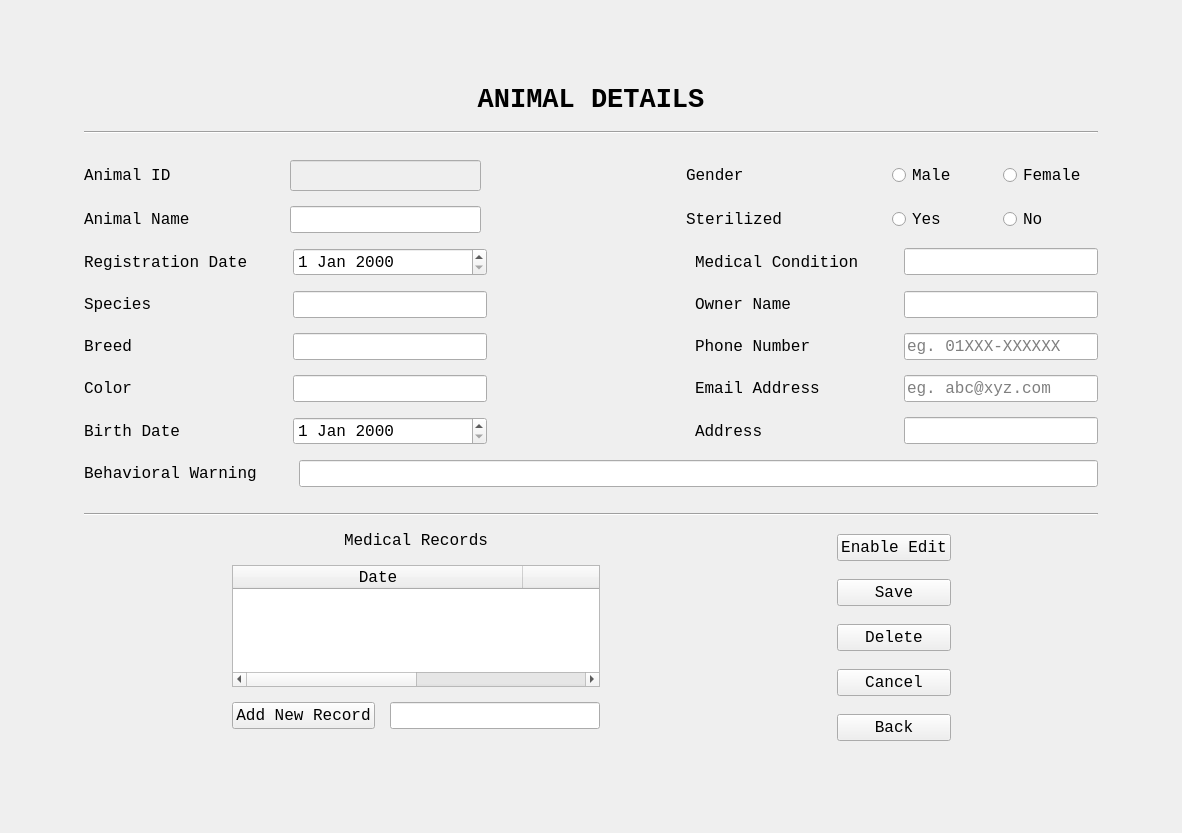
Qt form AnimalDetailsUI.ui (ASNaeem/Simple-VCMS) before a commit.
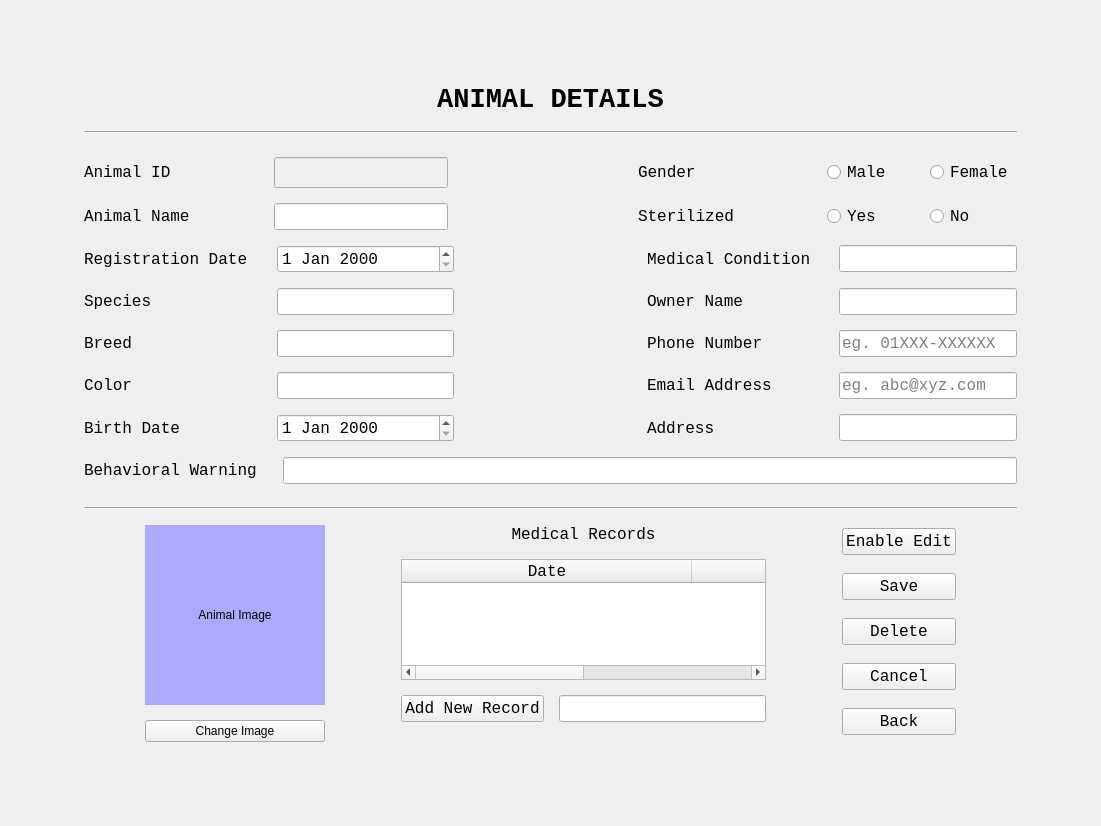
The same form after that commit.

The edit to the form file:
```diff
--- a/AnimalDetailsUI.ui
+++ b/AnimalDetailsUI.ui
@@ -6,15 +6,15 @@
    <rect>
     <x>0</x>
     <y>0</y>
-    <width>1182</width>
-    <height>833</height>
+    <width>1101</width>
+    <height>826</height>
    </rect>
   </property>
   <property name="windowTitle">
    <string>AnimalDetails</string>
   </property>
   <widget class="QWidget" name="centralwidget">
-   <layout class="QVBoxLayout" name="verticalLayout_3">
+   <layout class="QVBoxLayout" name="verticalLayout_4">
     <item>
      <layout class="QVBoxLayout" name="verticalLayout_2" stretch="5,0,2,5,5,5,5,5,5,5,5,2,0,40">
       <property name="spacing">
@@ -656,7 +656,62 @@
        </widget>
       </item>
       <item>
-       <layout class="QHBoxLayout" name="horizontalLayout_9" stretch="20,50,30,10,20">
+       <layout class="QHBoxLayout" name="horizontalLayout_9" stretch="10,0,10,60,10,10,10">
+        <item>
+         <spacer name="horizontalSpacer_5">
+          <property name="orientation">
+           <enum>Qt::Horizontal</enum>
+          </property>
+          <property name="sizeHint" stdset="0">
+           <size>
+            <width>40</width>
+            <height>20</height>
+           </size>
+          </property>
+         </spacer>
+        </item>
+        <item>
+         <layout class="QVBoxLayout" name="verticalLayout_3">
+          <item>
+           <widget class="QLabel" name="label_image_2">
+            <property name="sizePolicy">
+             <sizepolicy hsizetype="Fixed" vsizetype="Fixed">
+              <horstretch>0</horstretch>
+              <verstretch>0</verstretch>
+             </sizepolicy>
+            </property>
+            <property name="minimumSize">
+             <size>
+              <width>180</width>
+              <height>180</height>
+             </size>
+            </property>
+            <property name="maximumSize">
+             <size>
+              <width>180</width>
+              <height>180</height>
+             </size>
+            </property>
+            <property name="styleSheet">
+             <string notr="true">background-color: rgb(170, 170, 255);</string>
+            </property>
+            <property name="text">
+             <string>Animal Image</string>
+            </property>
+            <property name="alignment">
+             <set>Qt::AlignCenter</set>
+            </property>
+           </widget>
+          </item>
+          <item>
+           <widget class="QPushButton" name="button_animal_image">
+            <property name="text">
+             <string>Change Image</string>
+            </property>
+           </widget>
+          </item>
+         </layout>
+        </item>
         <item>
          <spacer name="horizontalSpacer_3">
           <property name="orientation">
```
